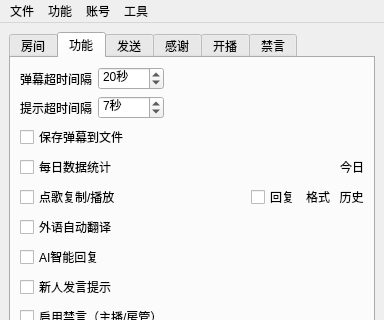
The window that mainwindow.ui (iwxyi/Bilibili-MagicalDanmaku) describes before a commit, drawn with Qt 5; both pictures show x 0 to 384 and y 0 to 320 of the 384 by 496 pixel window.
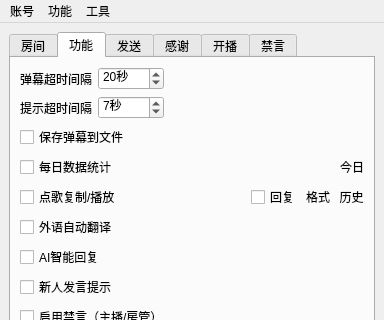
The same window after the commit.

```diff
--- a/mainwindow.ui
+++ b/mainwindow.ui
@@ -1002,12 +1002,6 @@
      <height>26</height>
     </rect>
    </property>
-   <widget class="QMenu" name="menu">
-    <property name="title">
-     <string>文件</string>
-    </property>
-    <addaction name="actionData_Path"/>
-   </widget>
    <widget class="QMenu" name="menu_2">
     <property name="title">
      <string>功能</string>
@@ -1029,9 +1023,8 @@
     </property>
     <addaction name="actionCreate_Video_LRC"/>
    </widget>
-   <addaction name="menu"/>
-   <addaction name="menu_2"/>
    <addaction name="menu_3"/>
+   <addaction name="menu_2"/>
    <addaction name="menu_4"/>
   </widget>
   <widget class="QStatusBar" name="statusbar"/>
```
Left out of the diff: 13 changed lines with no effect on the pictures.
